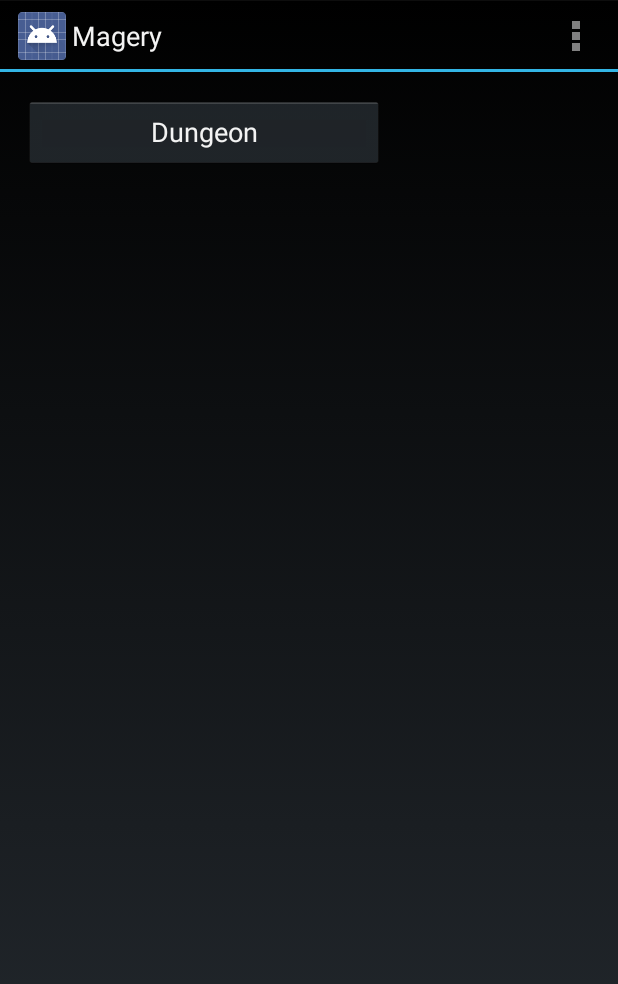
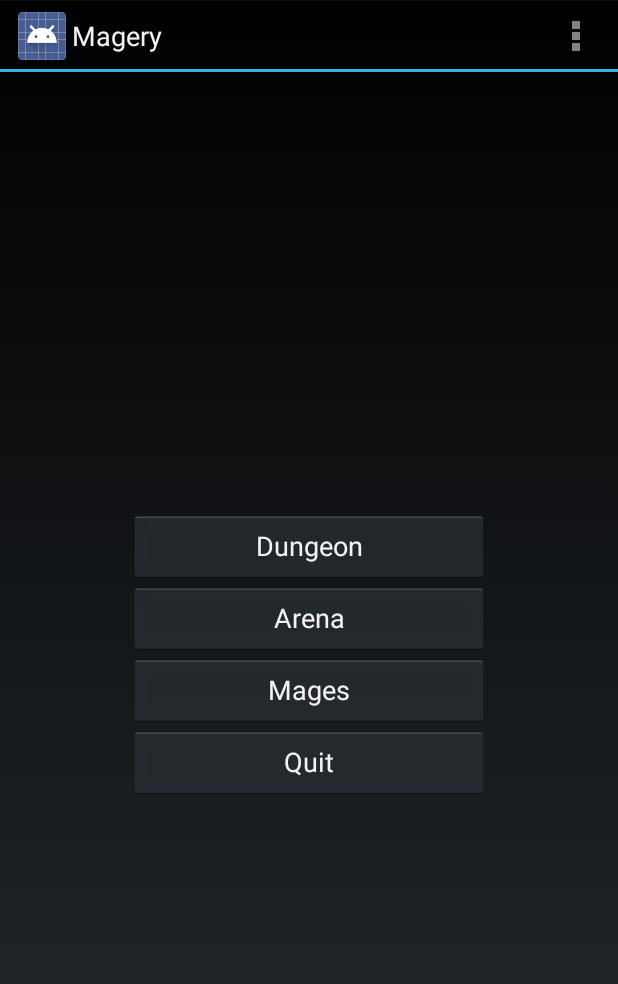
Before and after one commit to bottleortree/magery, an Android app: the screen it shows after launch (MainActivity), on a phone screen of 412 x 824 dp. Shown: the top 984 px of the screen. Run offline under Robolectric (Android 15) with nearby library versions, the phone set to English and light mode, and no system bars.

Commit message:
Main Activity layout

```diff
--- a/Magery/src/main/res/layout/fragment_main.xml
+++ b/Magery/src/main/res/layout/fragment_main.xml
@@ -8,10 +8,37 @@
     android:paddingBottom="@dimen/activity_vertical_margin"
     tools:context=".MainActivity$PlaceholderFragment">
 
-    <Button
-        android:text="Dungeon"
-        android:layout_width="240dp"
-        android:layout_height="wrap_content" />
+    <LinearLayout
+        android:id="@+id/main_view_buttons"
+        android:layout_width="wrap_content"
+        android:layout_height="wrap_content"
+        android:orientation="vertical"
+        android:layout_centerInParent="true">
 
+        <Button
+            android:id="@+id/main_button_dungeon"
+            android:text="Dungeon"
+            android:layout_width="240dp"
+            android:layout_height="wrap_content" />
+
+        <Button
+            android:id="@+id/main_button_arena"
+            android:text="Arena"
+            android:layout_width="240dp"
+            android:layout_height="wrap_content" />
+
+        <Button
+            android:id="@+id/main_button_mages"
+            android:text="Mages"
+            android:layout_width="240dp"
+            android:layout_height="wrap_content" />
+
+        <Button
+            android:id="@+id/main_button_quit"
+            android:text="Quit"
+            android:layout_width="240dp"
+            android:layout_height="wrap_content" />
+
+    </LinearLayout>
 
 </RelativeLayout>
```
